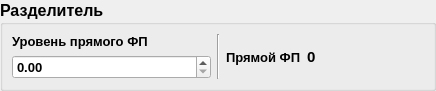
The window that divider_panel.ui (bulkanul/EVO_YFL_1064_GUI_coherent2) describes before a commit, drawn with Qt 5.
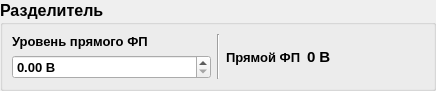
The same window after the commit.

What changed in the file:
```diff
--- a/divider_panel.ui
+++ b/divider_panel.ui
@@ -41,6 +41,7 @@
       <font>
        <family>Arial</family>
        <pointsize>12</pointsize>
+       <weight>75</weight>
        <bold>true</bold>
       </font>
      </property>
@@ -86,6 +87,9 @@
               <pointsize>10</pointsize>
              </font>
             </property>
+            <property name="suffix">
+             <string> В</string>
+            </property>
             <property name="maximum">
              <double>3.300000000000000</double>
             </property>
@@ -140,11 +144,12 @@
              <font>
               <family>Arial</family>
               <pointsize>11</pointsize>
+              <weight>75</weight>
               <bold>true</bold>
              </font>
             </property>
             <property name="text">
-             <string>0</string>
+             <string>0 В</string>
             </property>
            </widget>
           </item>
```
